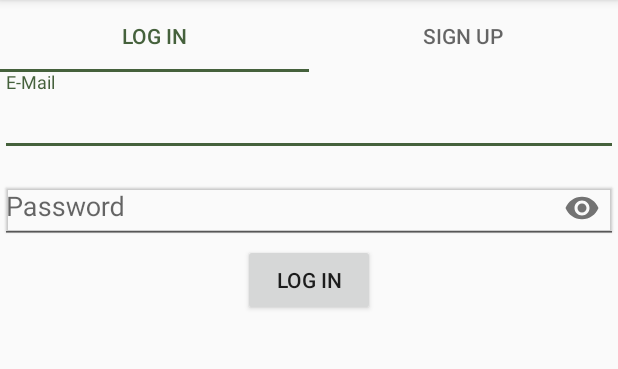
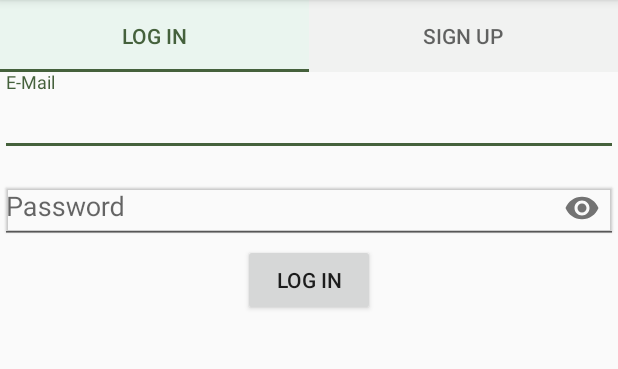
Before and after one commit to victorisaip/SalaryManagement, an Android app: the screen it shows after launch (HomePage), on a phone screen of 412 x 824 dp, the part 84-453 px from its top. Run offline under Robolectric (Android 15) with nearby library versions, the phone set to English and light mode, and no system bars; our stand-ins replace Firebase (no records; nobody signed in at launch, a user with empty details on screens opened directly); plain views replace PasswordEditText.

Commit message:
Included tab colors

```diff
--- /dev/null
+++ b/app/src/main/res/drawable/tab_color_selector.xml
@@ -0,0 +1,6 @@
+<?xml version="1.0" encoding="utf-8"?>
+<selector xmlns:android="http://schemas.android.com/apk/res/android">
+    <item android:drawable="@color/tab_background_selected" android:state_selected="true"/>
+    <item android:drawable="@color/tab_background_unselected"/>
+
+</selector>
--- a/app/src/main/res/layout/activity_home_page.xml
+++ b/app/src/main/res/layout/activity_home_page.xml
@@ -22,6 +22,7 @@
 
 
     <android.support.design.widget.TabLayout
+        app:tabBackground="@drawable/tab_color_selector"
         android:layout_width="match_parent"
         android:layout_height="wrap_content"
         app:tabSelectedTextColor="#45613C"
--- a/app/src/main/res/values/colors.xml
+++ b/app/src/main/res/values/colors.xml
@@ -3,4 +3,9 @@
     <color name="colorPrimary">#85bb65</color>
     <color name="colorPrimaryDark">#303F9F</color>
     <color name="colorAccent">#45613C</color>
+    <color name="tab_background_selected">#eaf5ef</color>
+    <color name="tab_background_unselected">#f1f2f1</color>
+
+
+
 </resources>
```
